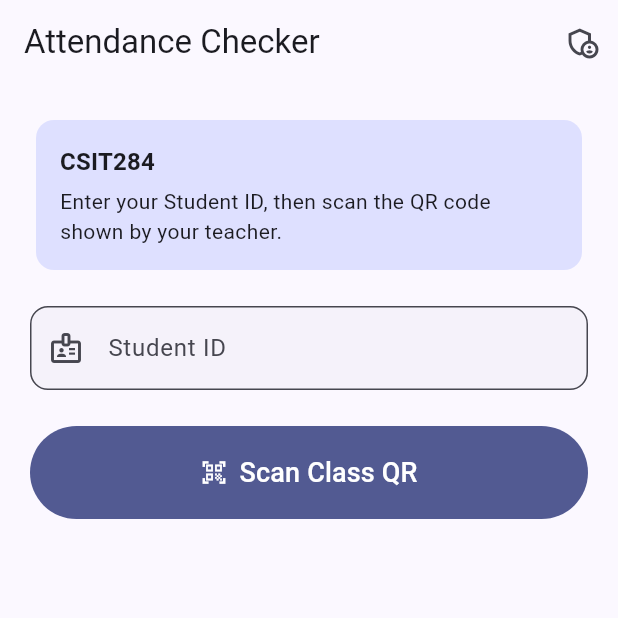
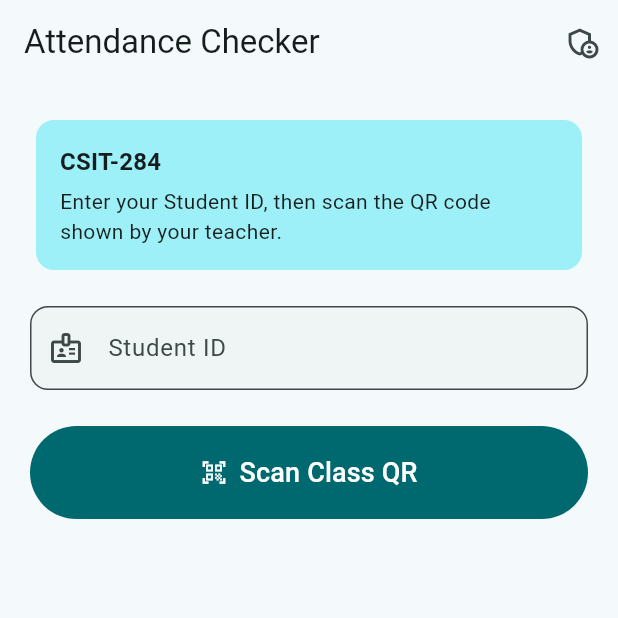
Before and after one commit to earljohnryrodrigo-gif/CSIT284-Capstone-Rodrigo, a Flutter app: the screen it shows after launch, on a phone screen of 412 x 824 dp, the top half of it. Run offline on Flutter 3.47's test engine with Material 3 defaults, Android fonts, the phone set to English and light mode, and no system bars; our stand-ins replace cloud_firestore, firebase_core, qr_flutter, shared_preferences; missing offline and left inert: mobile_scanner; accounts and stored records are empty.

Commit message:
Update color app_constans

```diff
--- a/lib/theme/app_theme.dart
+++ b/lib/theme/app_theme.dart
@@ -3,14 +3,14 @@ import 'package:flutter/material.dart';
 class AppTheme {
   AppTheme._();
 
-  static const Color seedColor = Color(0xFF3949AB);
+  static const Color seedColor = Color.fromARGB(255, 204, 161, 33);
 
   static const Color presentColor = Color(0xFF2E7D32);
   static const Color absentColor = Color(0xFFC62828);
 
   static ThemeData light() {
     final colorScheme = ColorScheme.fromSeed(
-      seedColor: seedColor,
+      seedColor:  const Color.fromARGB(255, 45, 165, 174),
       brightness: Brightness.light,
     );
 
--- a/lib/utils/app_constants.dart
+++ b/lib/utils/app_constants.dart
@@ -1,5 +1,6 @@
+// cspell:disable
 const String kAppName = 'Attendance Checker';
-const String kClassName = 'CSIT284';
+const String kClassName = 'CSIT-284';
 
 const String kTeacherPin = '1234';
 
```
